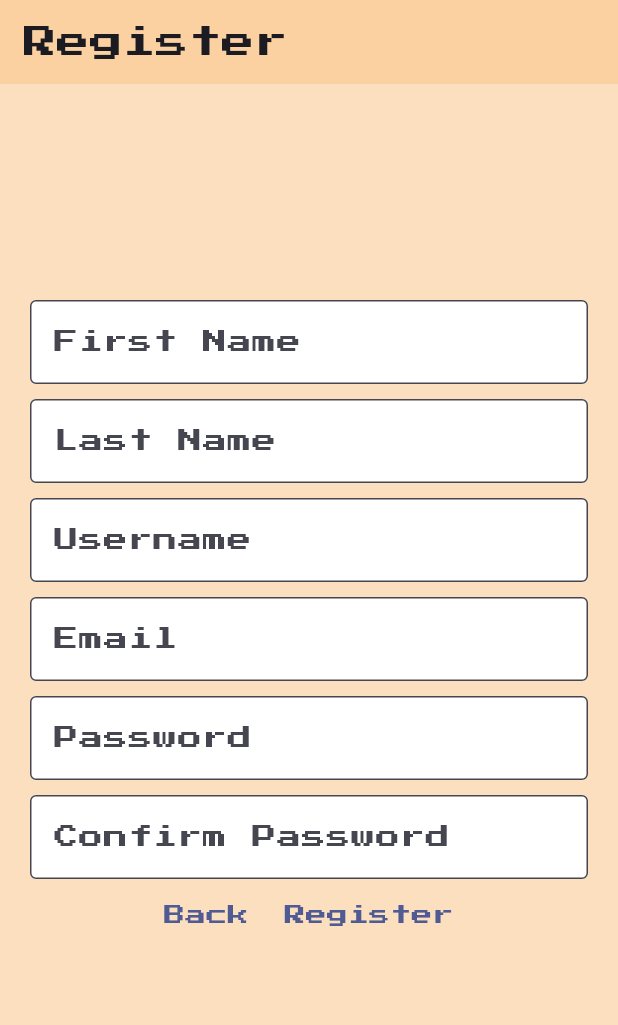
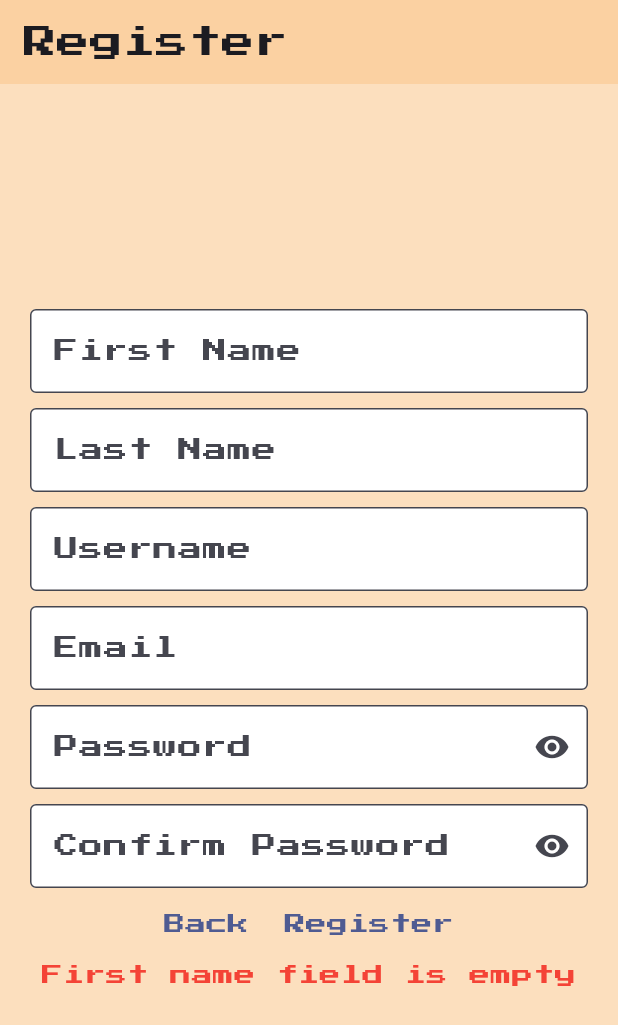
Before and after one commit to NikoKaramitos/BitebyByte-Mobile, a Flutter app: the RegisterPage screen opened directly, after a tap on "Register", on a phone screen of 412 x 824 dp. Shown: the top 1025 px of the screen. Run offline on Flutter 3.47's test engine with Material 3 defaults, Android fonts, the phone set to English and light mode, and no system bars; our stand-ins replace google_fonts.

Commit message:
Login and register
Co-authored-by: Niko Karamitos <niko.karamitos@gmail.com>

```diff
--- a/lib/functions/login.dart
+++ b/lib/functions/login.dart
@@ -18,7 +18,7 @@
     //String user = data;
     //print(user);
   } else {
-    print("Failed to create post!");
+    print(response.statusCode);
   }
   return data;
 }
--- a/lib/functions/regValidations.dart
+++ b/lib/functions/regValidations.dart
@@ -5,7 +5,7 @@
 // password = confirmation password
 
 bool userVal(String username) {
-  return true;
+  return username.length > 1;
 }
 
 bool emailVal(String email) {
@@ -20,7 +20,9 @@
   // 1 capital
   // 1 number
   // 1 special char
-  return true;
+  RegExp regex =
+      RegExp(r'^(?=.*?[A-Z])(?=.*?[a-z])(?=.*?[0-9])(?=.*?[!@#\$&*~]).{8,}$');
+  return regex.hasMatch(password);
 }
 
 bool passwordConfirm(String password, String confirmPass) {
--- a/lib/functions/register.dart
+++ b/lib/functions/register.dart
@@ -1,13 +1,13 @@
 import 'package:http/http.dart' as http;
 import 'dart:convert';
 
-Future<dynamic> sendRegistration(String firstName, String lastName, String username, String email, String password) async {
-
+Future<dynamic> sendRegistration(String firstName, String lastName,
+    String username, String email, String password) async {
   var data;
 
-  final apiUrl = Uri.parse('http://bitebybyte-9e423411050b.herokuapp.com/api/register');
-  var response = await http.post(
-    apiUrl,
+  final apiUrl =
+      Uri.parse('http://bitebybyte-9e423411050b.herokuapp.com/api/register');
+  var response = await http.post(apiUrl,
       headers: {"Content-Type": "application/json"},
       body: jsonEncode({
         "firstName": firstName,
@@ -19,8 +19,10 @@
 
   if (response.statusCode == 200) {
     data = jsonDecode(response.body);
+  } else if (response.statusCode == 409) {
+    data = jsonDecode(response.body);
   } else {
-      print("Failed to create post!");
+    print("Error registering");
   }
   return data;
 }
--- a/lib/pages/RegisterPage.dart
+++ b/lib/pages/RegisterPage.dart
@@ -7,10 +7,6 @@
 import 'package:bitebybyte_mobile/pages/LoginPage.dart';
 import 'package:bitebybyte_mobile/theme/colors.dart';
 import 'package:flutter/material.dart';
-import "package:http/http.dart" as http;
-import 'package:flutter/services.dart';
-import 'dart:io';
-import 'dart:convert';
 
 class RegisterPage extends StatefulWidget {
   const RegisterPage({super.key});
@@ -20,13 +16,16 @@
 }
 
 class _RegisterPageState extends State<RegisterPage> {
-  TextEditingController firstNameController = new TextEditingController();
-  TextEditingController lastNameController = new TextEditingController();
-  TextEditingController usernameController = new TextEditingController();
-  TextEditingController emailController = new TextEditingController();
-  TextEditingController passwordController = new TextEditingController();
-  TextEditingController confirmPasswordController = new TextEditingController();
+  TextEditingController firstNameController = TextEditingController();
+  TextEditingController lastNameController = TextEditingController();
+  TextEditingController usernameController = TextEditingController();
+  TextEditingController emailController = TextEditingController();
+  TextEditingController passwordController = TextEditingController();
+  TextEditingController confirmPasswordController = TextEditingController();
   String email = "";
+  String error = "";
+  bool confirmVis = true;
+  bool passwordVis = true;
 
   void registerUser() async {
     String firstName = firstNameController.text;
@@ -37,17 +36,56 @@
     String confirmPass = confirmPasswordController.text;
 
     String id = "";
+    error = "";
 
     // Field Validation Checks
-    userVal(username);
-    print('Email: $email');
-    emailVal(email);
-    passwordVal(password);
-    passwordConfirm(password, confirmPass);
+    if (firstName.isEmpty) {
+      setState(() {
+        error = "First name field is empty";
+      });
+      return;
+    }
+    if (lastName.isEmpty) {
+      setState(() {
+        error = "Last name field is empty";
+      });
+      return;
+    }
+    if (!userVal(username)) {
+      setState(() {
+        error = "Invalid username";
+      });
+      return;
+    }
+    if (!emailVal(email)) {
+      setState(() {
+        error = "Invalid email: \nUse a format like example@mail.com";
+      });
+      return;
+    }
+    if (!passwordVal(password)) {
+      setState(() {
+        error =
+            "Password must contain: \n8 characters \n1 number \n1 special character \n1 capital letter";
+      });
+      return;
+    }
+    if (!passwordConfirm(password, confirmPass)) {
+      setState(() {
+        error = "Password has to match";
+      });
+      return;
+    }
 
     sendRegistration(firstName, lastName, username, email, password)
         .then((value) {
       // what do i write here?
+      if (value['error'] != "") {
+        setState(() {
+          error = value['error'];
+        });
+        return;
+      }
       setState(() {
         firstName = value['firstName'];
         lastName = value['lastName'];
@@ -57,11 +95,14 @@
       Navigator.push(
           context,
           MaterialPageRoute(
-            builder: (context) =>
-                DashPage(firstName: firstName, lastName: lastName),
+            builder: (context) => DashPage(
+              firstName: firstName,
+              lastName: lastName,
+              id: id,
+            ),
           ));
     }).catchError((error) {
-      print(error);
+      this.error = error;
     });
   }
 
@@ -77,12 +118,11 @@
       body: Center(
         child: Padding(
           padding: const EdgeInsets.only(left: 20.0, right: 20.0),
-          child: Container(
-              height: 500,
+          child: Center(
               child: ListView(
             children: [
               Container(
-                    height: 10,
+                height: 150,
               ),
               TextFormField(
                 controller: firstNameController,
@@ -130,24 +170,44 @@
               ),
               TextFormField(
                 controller: passwordController,
-                    obscureText: true,
+                obscureText: passwordVis,
                 decoration: InputDecoration(
                   fillColor: Colors.white,
                   filled: true,
                   border: OutlineInputBorder(),
-                        labelText: 'Password'),
+                  labelText: 'Password',
+                  suffixIcon: IconButton(
+                    icon: Icon(
+                        passwordVis ? Icons.visibility : Icons.visibility_off),
+                    onPressed: () {
+                      setState(() {
+                        passwordVis = !passwordVis;
+                      });
+                    },
+                  ),
+                ),
               ),
               Container(
                 height: 10,
               ),
               TextFormField(
                 controller: confirmPasswordController,
-                    obscureText: true,
+                obscureText: confirmVis,
                 decoration: InputDecoration(
                   fillColor: Colors.white,
                   filled: true,
                   border: OutlineInputBorder(),
-                        labelText: 'Confirm Password'),
+                  labelText: 'Confirm Password',
+                  suffixIcon: IconButton(
+                    icon: Icon(
+                        confirmVis ? Icons.visibility : Icons.visibility_off),
+                    onPressed: () {
+                      setState(() {
+                        confirmVis = !confirmVis;
+                      });
+                    },
+                  ),
+                ),
               ),
               Row(
                 mainAxisAlignment: MainAxisAlignment.center,
@@ -163,6 +223,13 @@
                     child: Text("Register"),
                   ),
                 ],
+              ),
+              Container(
+                alignment: Alignment.center,
+                child: Text(
+                  error,
+                  style: TextStyle(color: Colors.red),
+                ),
               )
             ],
           )),
```
Also changed, not shown: lib/pages/DashPage.dart (+6 -1 lines), lib/pages/LoginPage.dart (+15 -3 lines). Lines whose indentation alone changed are shown as unchanged.
